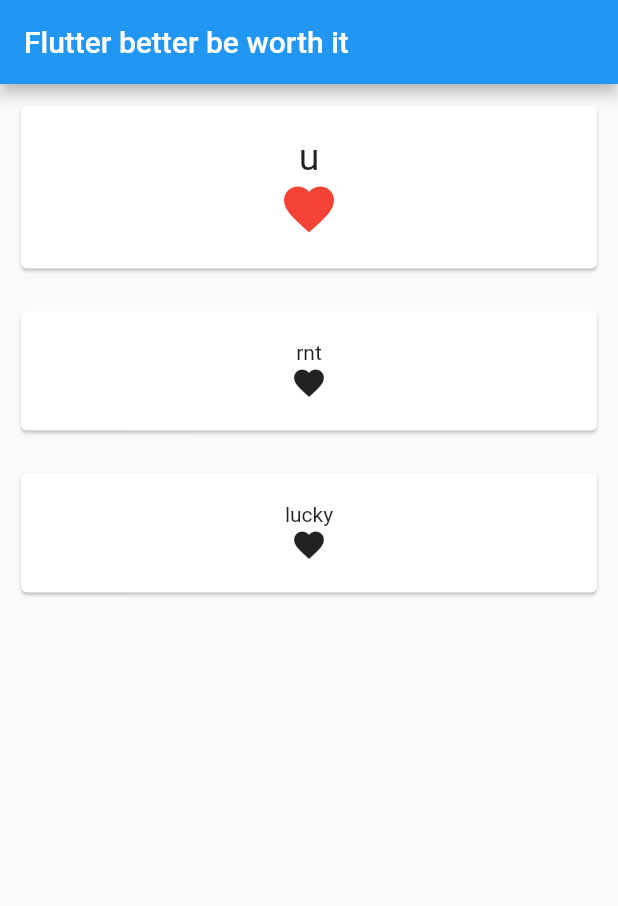
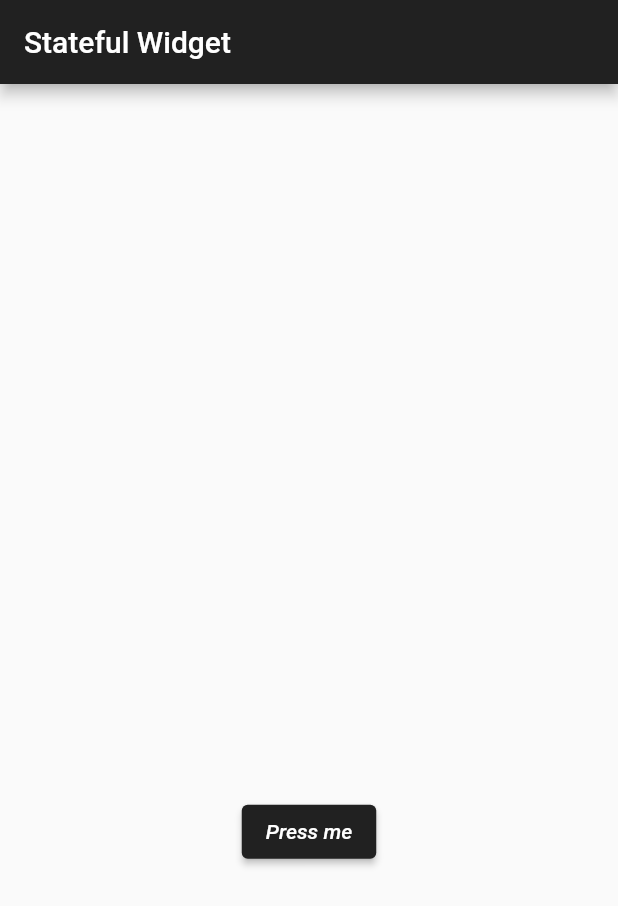
Before and after one commit to Su1tanA1bo/Learning-Flutter, a Flutter app: the screen it shows after launch, on a phone screen of 412 x 824 dp. Shown: the top 906 px of the screen. Run offline on Flutter 3.47's test engine with Material 2 defaults, Android fonts, the phone set to English and light mode, and no system bars.

Commit message:
Stateless Widgets understood

```diff
--- a/lib/main.dart
+++ b/lib/main.dart
@@ -1,4 +1,9 @@
+
 import 'package:flutter/material.dart';
+
+
+//understanding widgets
+
 
 // void main() {
 //   return runApp(MyApp());
@@ -31,57 +36,118 @@ import 'package:flutter/material.dart';
 //   }
 // }
 
-void main() {
-  runApp(MaterialApp(
-    home: CustomWidget(),
-  ));
+
+//understanding widgets prt 2
+
+
+// void main() {
+//   runApp(MaterialApp(
+//     home: CustomWidget(),
+//   ));
+// }
+
+// class CustomWidget extends StatelessWidget {
+//   @override
+//   Widget build(BuildContext context) {
+//     return Scaffold(
+//       appBar: AppBar(title: Text("Flutter better be worth it")),
+//       body:
+//         Container(
+//           padding: EdgeInsets.all(10.0),
+//           child:Column(
+//             crossAxisAlignment: CrossAxisAlignment.stretch,
+//             children: <Widget>
+//             [
+//               CustomCards(title: Text("u", style: TextStyle(fontSize: 25.0),), icon: Icon(Icons.favorite, size: 40.0, color: Colors.red)),
+//               CustomCards(title: Text("rnt"), icon: Icon(Icons.favorite)),
+//               CustomCards(title: Text("lucky"), icon: Icon(Icons.favorite)),
+//             ]
+//           )
+//         )
+//     );
+// }
+// }
+
+// class CustomCards extends StatelessWidget {
+//   CustomCards({this.title, this.icon});
+
+//   final Widget title;
+//   final Widget icon;
+
+//   @override
+//   Widget build(BuildContext context)
+//   {
+//     return Container(
+//       padding: EdgeInsets.only(bottom: 20),
+//       child: Card(
+//         child: Container(
+//           padding: new EdgeInsets.all(20),
+//           child: Column
+//           (
+//             children: <Widget>[
+//               this.title,
+//               this.icon
+//             ]
+//           )
+//         )
+//       ),
+//     );
+//   }
+// }
+
+
+//Stateful Widgets
+
+void main(){
+  runApp(
+    new MaterialApp(
+      home: CustomButton()
+    )
+  );
 }
 
-class CustomWidget extends StatelessWidget {
+class CustomButton extends StatefulWidget{
   @override
-  Widget build(BuildContext context) {
+  CustomButtonState createState() => CustomButtonState();
+}
+
+class CustomButtonState extends State<CustomButton>{
+  //2 formats shown below. first one is better used for understanding
+  //int counter = 0;
+  //List<String> strings = ["I", "need", "Something"];
+  var counter = 0;
+  var strings = ["Stronger", "Better", "Faster"];
+  String currentString = "";
+
+  void onPressed(){
+    setState(() {
+      currentString = strings[counter];
+      counter = counter < 2 ? counter + 1 : 0;
+    });
+  }
+  @override
+  Widget build(BuildContext context){
     return Scaffold(
-      appBar: AppBar(title: Text("Flutter better be worth it")),
-      body:
-        Container(
-          padding: EdgeInsets.all(10.0),
-          child:Column(
-            crossAxisAlignment: CrossAxisAlignment.stretch,
-            children: <Widget>
-            [
-              CustomCards(title: Text("u", style: TextStyle(fontSize: 25.0),), icon: Icon(Icons.favorite, size: 40.0, color: Colors.red)),
-              CustomCards(title: Text("rnt"), icon: Icon(Icons.favorite)),
-              CustomCards(title: Text("lucky"), icon: Icon(Icons.favorite)),
+      appBar: AppBar(title: Text("Stateful Widget"), backgroundColor: Colors.grey.shade900),
+      body: Container(
+        child: Center(
+          child: Column(
+            mainAxisAlignment: MainAxisAlignment.center,
+            children: <Widget>[
+              Text(currentString, style: TextStyle(fontSize: 25, fontWeight: FontWeight.bold)),
+              Padding(padding: EdgeInsets.all(100)),
+              ElevatedButton(
+                child: Text("Press me", style: TextStyle(color: Colors.white, fontStyle: FontStyle.italic)),
+                style: ElevatedButton.styleFrom(
+                  primary: Colors.grey.shade900
+                ),
+                onPressed: onPressed,
+
+                )
             ]
           )
-        )
-    );
-}
-}
-
-class CustomCards extends StatelessWidget {
-  CustomCards({this.title, this.icon});
-
-  final Widget title;
-  final Widget icon;
-
-  @override
-  Widget build(BuildContext context)
-  {
-    return Container(
-      padding: EdgeInsets.only(bottom: 20),
-      child: Card(
-        child: Container(
-          padding: new EdgeInsets.all(20),
-          child: Column
-          (
-            children: <Widget>[
-              this.title,
-              this.icon
-            ]
           )
-        )
-      ),
+        ),
     );
   }
 }
```
Also changed, not shown: 2 other files.
